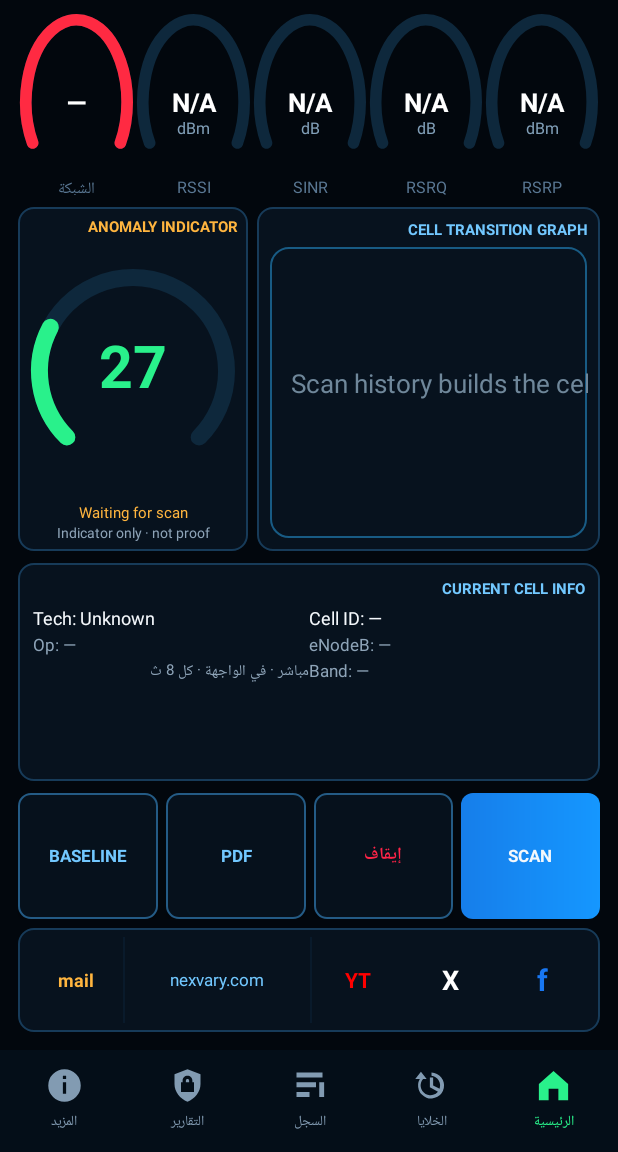
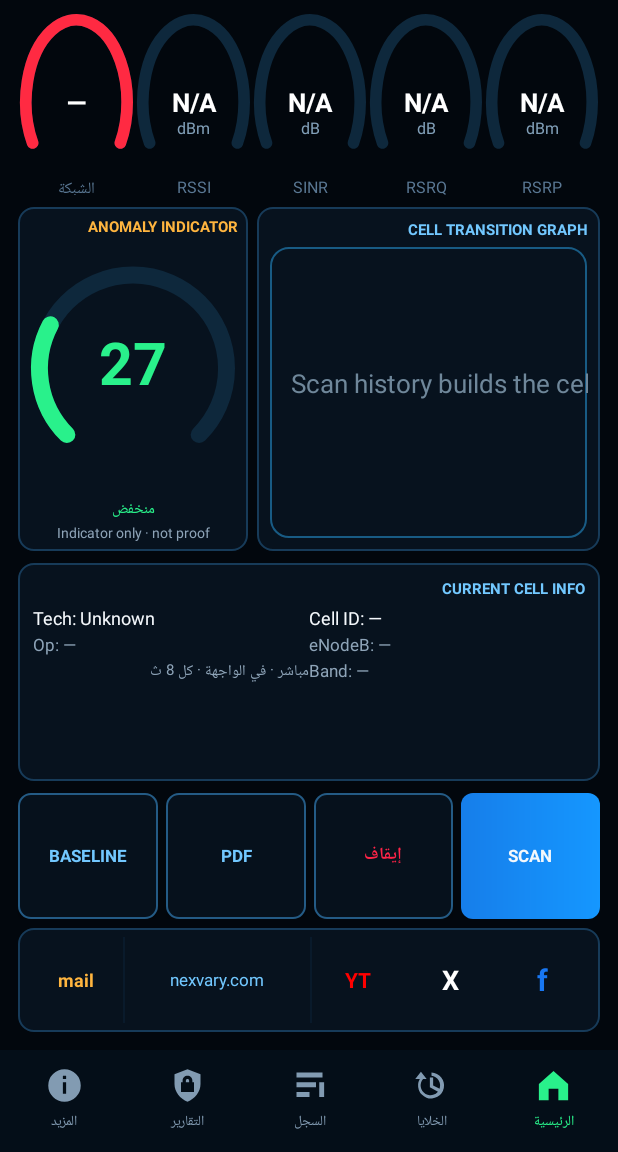
Before and after one commit to nexvary/NEXVARY-Tower, an Android app: the MainActivity screen opened directly, with no data from a screen before it, after a tap on "LIVE", on a phone screen of 412 x 824 dp, the part 84-1236 px from its top. Run offline under Robolectric (Android 15) with nearby library versions, the phone set to English and light mode, and no system bars; pictures from the network do not load; 4 statements that could not run were skipped.

Commit message:
fix: display risk severity outside gauge with live scan updates

```diff
--- a/app/src/main/java/com/nexvary/imsi/MainActivity.java
+++ b/app/src/main/java/com/nexvary/imsi/MainActivity.java
@@ -19,7 +19,7 @@ public class MainActivity extends Activity {
     private static final long LIVE_INTERVAL_MS = 8_000L;
 
     private TelephonyManager tel;
-    private TextView liveState, monitorStatusPill, infoCellId, infoEnodeB, infoBand, infoTech, infoOperator;
+    private TextView liveState, monitorStatusPill, infoCellId, infoEnodeB, infoBand, infoTech, infoOperator, anomalySeverity;
     private Button liveButton;
     private AnomalyGaugeView anomalyGauge;
     private CircularMeasureView gaugeRsrp, gaugeRsrq, gaugeSinr, gaugeRssi, gaugeNetwork;
@@ -46,6 +46,7 @@ public class MainActivity extends Activity {
         store = new SecureStore(this);
 
         anomalyGauge   = screen.findViewById(R.id.anomalyGauge);
+        anomalySeverity = screen.findViewById(R.id.anomalySeverity);
         gaugeRsrp      = screen.findViewById(R.id.gaugeRsrp);
         gaugeRsrq      = screen.findViewById(R.id.gaugeRsrq);
         gaugeSinr      = screen.findViewById(R.id.gaugeSinr);
@@ -207,6 +208,11 @@ public class MainActivity extends Activity {
             saveHistory(old);
 
             anomalyGauge.setScore(a.score);
+            boolean arSeverity = LanguageUtil.current(this).equals("ar");
+            anomalySeverity.setText(a.score >= 65 ? (arSeverity ? "مرتفع" : "High") :
+                    a.score >= 30 ? (arSeverity ? "متوسط" : "Medium") : (arSeverity ? "منخفض" : "Low"));
+            anomalySeverity.setTextColor(a.score >= 65 ? Color.rgb(255, 57, 78) :
+                    a.score >= 30 ? Color.rgb(255, 181, 63) : Color.rgb(41, 241, 139));
             refreshChangeMap();
 
             if (rat.contains("2G") && (previous == null || !previous.radio.contains("2G")) && !fromLive) show2GWarning();
```
